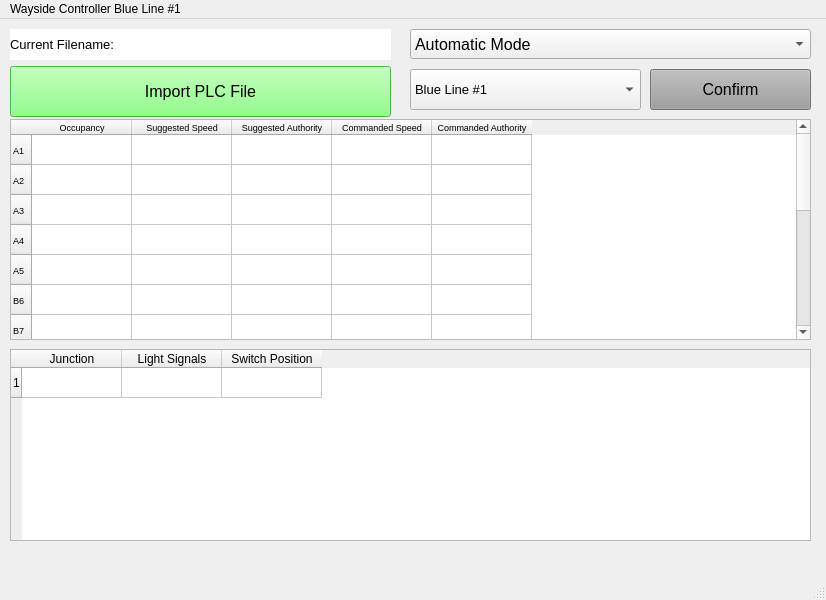
Before: the Qt Designer form src/Track/WaysideController/wayside_controller.ui in connor-marsh/ECE1140ChooChoo, drawn with Qt 5.
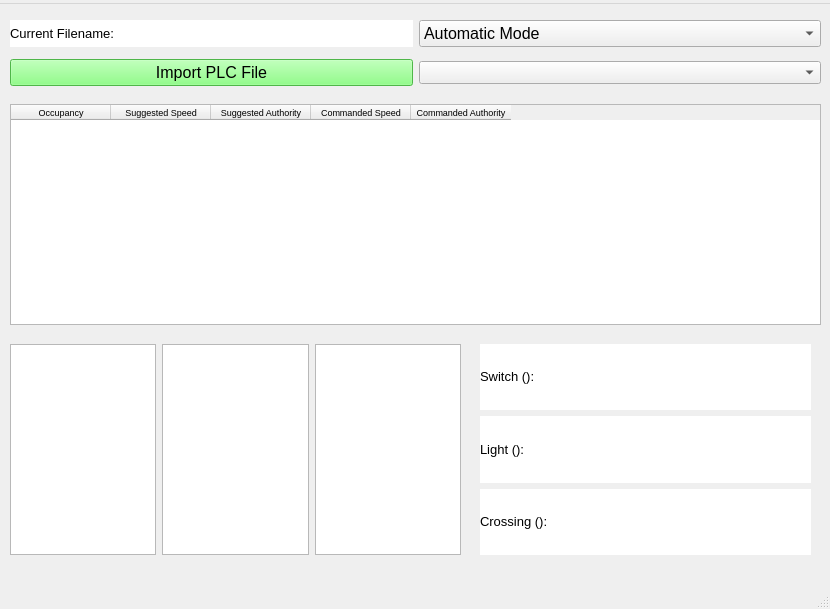
After: the same form once the commit is applied.

Commit message: goofy merge of wayside files to main

```diff
--- a/src/Track/WaysideController/wayside_controller.ui
+++ b/src/Track/WaysideController/wayside_controller.ui
@@ -6,96 +6,174 @@
    <rect>
     <x>0</x>
     <y>0</y>
-    <width>826</width>
-    <height>600</height>
+    <width>830</width>
+    <height>609</height>
    </rect>
   </property>
   <property name="windowTitle">
    <string>MainWindow</string>
   </property>
   <widget class="QWidget" name="centralwidget">
-   <widget class="QComboBox" name="mode_select_combo_box">
+   <widget class="QWidget" name="horizontalLayoutWidget">
     <property name="geometry">
      <rect>
-      <x>410</x>
+      <x>10</x>
+      <y>340</y>
+      <width>451</width>
+      <height>211</height>
+     </rect>
+    </property>
+    <layout class="QHBoxLayout" name="horizontalLayout">
+     <item>
+      <widget class="QListWidget" name="switch_list"/>
+     </item>
+     <item>
+      <widget class="QListWidget" name="light_list"/>
+     </item>
+     <item>
+      <widget class="QListWidget" name="crossing_list"/>
+     </item>
+    </layout>
+   </widget>
+   <widget class="QWidget" name="gridLayoutWidget">
+    <property name="geometry">
+     <rect>
+      <x>10</x>
       <y>10</y>
-      <width>401</width>
-      <height>30</height>
+      <width>811</width>
+      <height>80</height>
      </rect>
     </property>
-    <property name="font">
-     <font>
-      <pointsize>12</pointsize>
-     </font>
-    </property>
-    <property name="layoutDirection">
-     <enum>Qt::LeftToRight</enum>
-    </property>
-    <item>
-     <property name="text">
-      <string>Automatic Mode</string>
-     </property>
-    </item>
-    <item>
-     <property name="text">
-      <string>Manual Mode</string>
-     </property>
-    </item>
+    <layout class="QGridLayout" name="gridLayout">
+     <item row="1" column="1">
+      <widget class="QComboBox" name="controller_select_combo_box">
+       <property name="font">
+        <font>
+         <pointsize>10</pointsize>
+        </font>
+       </property>
+       <property name="maxVisibleItems">
+        <number>10</number>
+       </property>
+      </widget>
+     </item>
+     <item row="1" column="0">
+      <widget class="QPushButton" name="import_plc_button">
+       <property name="font">
+        <font>
+         <pointsize>12</pointsize>
+        </font>
+       </property>
+       <property name="styleSheet">
+        <string notr="true">background-color: rgb(110, 255, 102);</string>
+       </property>
+       <property name="text">
+        <string>Import PLC File</string>
+       </property>
+      </widget>
+     </item>
+     <item row="0" column="0">
+      <widget class="QLabel" name="current_filename_label">
+       <property name="font">
+        <font>
+         <pointsize>10</pointsize>
+        </font>
+       </property>
+       <property name="styleSheet">
+        <string notr="true">background-color: rgb(255, 255, 255);</string>
+       </property>
+       <property name="text">
+        <string>Current Filename:</string>
+       </property>
+      </widget>
+     </item>
+     <item row="0" column="1">
+      <widget class="QComboBox" name="mode_select_combo_box">
+       <property name="font">
+        <font>
+         <pointsize>12</pointsize>
+        </font>
+       </property>
+       <property name="layoutDirection">
+        <enum>Qt::LeftToRight</enum>
+       </property>
+       <item>
+        <property name="text">
+         <string>Automatic Mode</string>
+        </property>
+       </item>
+       <item>
+        <property name="text">
+         <string>Maintenance Mode</string>
+        </property>
+       </item>
+      </widget>
+     </item>
+    </layout>
    </widget>
-   <widget class="QTableWidget" name="junction_table">
+   <widget class="QWidget" name="verticalLayoutWidget">
     <property name="geometry">
      <rect>
-      <x>10</x>
-      <y>330</y>
-      <width>801</width>
-      <height>192</height>
+      <x>480</x>
+      <y>340</y>
+      <width>331</width>
+      <height>211</height>
      </rect>
     </property>
-    <property name="editTriggers">
-     <set>QAbstractItemView::NoEditTriggers</set>
-    </property>
-    <row>
-     <property name="text">
-      <string>1</string>
-     </property>
-    </row>
-    <column>
-     <property name="text">
-      <string>Junction</string>
-     </property>
-    </column>
-    <column>
-     <property name="text">
-      <string>Light Signals</string>
-     </property>
-    </column>
-    <column>
-     <property name="text">
-      <string>Switch Position</string>
-     </property>
-    </column>
-    <item row="0" column="0">
-     <property name="text">
-      <string/>
-     </property>
-    </item>
-    <item row="0" column="1">
-     <property name="text">
-      <string/>
-     </property>
-    </item>
-    <item row="0" column="2">
-     <property name="text">
-      <string/>
-     </property>
-    </item>
+    <layout class="QVBoxLayout" name="verticalLayout">
+     <item>
+      <widget class="QLabel" name="switch_label">
+       <property name="font">
+        <font>
+         <pointsize>10</pointsize>
+        </font>
+       </property>
+       <property name="styleSheet">
+        <string notr="true">background-color: rgb(255, 255, 255);</string>
+       </property>
+       <property name="text">
+        <string>&lt;html&gt;&lt;head/&gt;&lt;body&gt;&lt;p&gt;Switch ():&lt;/p&gt;&lt;/body&gt;&lt;/html&gt;</string>
+       </property>
+      </widget>
+     </item>
+     <item>
+      <widget class="QLabel" name="light_label">
+       <property name="font">
+        <font>
+         <pointsize>10</pointsize>
+        </font>
+       </property>
+       <property name="styleSheet">
+        <string notr="true">background-color: rgb(255, 255, 255);</string>
+       </property>
+       <property name="text">
+        <string>&lt;html&gt;&lt;head/&gt;&lt;body&gt;&lt;p&gt;Light ():&lt;/p&gt;&lt;/body&gt;&lt;/html&gt;</string>
+       </property>
+      </widget>
+     </item>
+     <item>
+      <widget class="QLabel" name="crossing_label">
+       <property name="font">
+        <font>
+         <pointsize>10</pointsize>
+        </font>
+       </property>
+       <property name="styleSheet">
+        <string notr="true">background-color: rgb(255, 255, 255);</string>
+       </property>
+       <property name="text">
+        <string>&lt;html&gt;&lt;head/&gt;&lt;body&gt;&lt;p&gt;Crossing ():&lt;/p&gt;&lt;/body&gt;&lt;/html&gt;</string>
+       </property>
+      </widget>
+     </item>
+    </layout>
    </widget>
    <widget class="QTableWidget" name="block_table">
     <property name="geometry">
      <rect>
       <x>10</x>
       <y>100</y>
-      <width>801</width>
+      <width>811</width>
       <height>221</height>
      </rect>
     </property>
@@ -107,81 +185,6 @@
     <property name="editTriggers">
      <set>QAbstractItemView::NoEditTriggers</set>
     </property>
-    <row>
-     <property name="text">
-      <string>A1</string>
-     </property>
-    </row>
-    <row>
-     <property name="text">
-      <string>A2</string>
-     </property>
-    </row>
-    <row>
-     <property name="text">
-      <string>A3</string>
-     </property>
-    </row>
-    <row>
-     <property name="text">
-      <string>A4</string>
-     </property>
-    </row>
-    <row>
-     <property name="text">
-      <string>A5</string>
-     </property>
-    </row>
-    <row>
-     <property name="text">
-      <string>B6</string>
-     </property>
-    </row>
-    <row>
-     <property name="text">
-      <string>B7</string>
-     </property>
-    </row>
-    <row>
-     <property name="text">
-      <string>B8</string>
-     </property>
-    </row>
-    <row>
-     <property name="text">
-      <string>B9</string>
-     </property>
-    </row>
-    <row>
-     <property name="text">
-      <string>B10</string>
-     </property>
-    </row>
-    <row>
-     <property name="text">
-      <string>C11</string>
-     </property>
-    </row>
-    <row>
-     <property name="text">
-      <string>C12</string>
-     </property>
-    </row>
-    <row>
-     <property name="text">
-      <string>C13</string>
-     </property>
-    </row>
-    <row>
-     <property name="text">
-      <string>C14</string>
-     </property>
-    </row>
-    <row>
-     <property name="text">
-      <string>C15</string>
-     </property>
-    </row>
     <column>
      <property name="text">
       <string>Occupancy</string>
@@ -207,192 +210,6 @@
       <string>Commanded Authority</string>
      </property>
     </column>
-    <item row="0" column="0">
-     <property name="text">
-      <string/>
-     </property>
-    </item>
-    <item row="0" column="1">
-     <property name="text">
-      <string/>
-     </property>
-    </item>
-    <item row="0" column="2">
-     <property name="text">
-      <string/>
-     </property>
-    </item>
-    <item row="0" column="4">
-     <property name="text">
-      <string/>
-     </property>
-    </item>
-    <item row="1" column="0">
-     <property name="text">
-      <string/>
-     </property>
-    </item>
-    <item row="1" column="1">
-     <property name="text">
-      <string/>
-     </property>
-    </item>
-    <item row="1" column="2">
-     <property name="text">
-      <string/>
-     </property>
-    </item>
-    <item row="1" column="4">
-     <property name="text">
-      <string/>
-     </property>
-    </item>
-    <item row="2" column="0">
-     <property name="text">
-      <string/>
-     </property>
-    </item>
-    <item row="2" column="1">
-     <property name="text">
-      <string/>
-     </property>
-    </item>
-    <item row="2" column="2">
-     <property name="text">
-      <string/>
-     </property>
-    </item>
-    <item row="2" column="4">
-     <property name="text">
-      <string/>
-     </property>
-    </item>
-    <item row="3" column="0">
-     <property name="text">
-      <string/>
-     </property>
-    </item>
-    <item row="3" column="1">
-     <property name="text">
-      <string/>
-     </property>
-    </item>
-    <item row="3" column="2">
-     <property name="text">
-      <string/>
-     </property>
-    </item>
-    <item row="3" column="4">
-     <property name="text">
-      <string/>
-     </property>
-    </item>
-    <item row="4" column="0">
-     <property name="text">
-      <string/>
-     </property>
-    </item>
-    <item row="4" column="1">
-     <property name="text">
-      <string/>
-     </property>
-    </item>
-    <item row="4" column="2">
-     <property name="text">
-      <string/>
-     </property>
-    </item>
-    <item row="4" column="4">
-     <property name="text">
-      <string/>
-     </property>
-    </item>
-   </widget>
-   <widget class="QPushButton" name="import_plc_button">
-    <property name="geometry">
-     <rect>
-      <x>10</x>
-      <y>47</y>
-      <width>381</width>
-      <height>51</height>
-     </rect>
-    </property>
-    <property name="font">
-     <font>
-      <pointsize>12</pointsize>
-     </font>
-    </property>
-    <property name="styleSheet">
-     <string notr="true">background-color: rgb(110, 255, 102);</string>
-    </property>
-    <property name="text">
-     <string>Import PLC File</string>
-    </property>
-   </widget>
-   <widget class="QLabel" name="current_filename_label">
-    <property name="geometry">
-     <rect>
-      <x>10</x>
-      <y>10</y>
-      <width>381</width>
-      <height>31</height>
-     </rect>
-    </property>
-    <property name="font">
-     <font>
-      <pointsize>10</pointsize>
-     </font>
-    </property>
-    <property name="styleSheet">
-     <string notr="true">background-color: rgb(255, 255, 255);</string>
-    </property>
-    <property name="text">
-     <string>Current Filename:</string>
-    </property>
-   </widget>
-   <widget class="QComboBox" name="section_select_combo_box">
-    <property name="geometry">
-     <rect>
-      <x>410</x>
-      <y>50</y>
-      <width>231</width>
-      <height>41</height>
-     </rect>
-    </property>
-    <property name="font">
-     <font>
-      <pointsize>10</pointsize>
-     </font>
-    </property>
-    <property name="maxVisibleItems">
-     <number>10</number>
-    </property>
-    <item>
-     <property name="text">
-      <string>Blue Line #1</string>
-     </property>
-    </item>
-   </widget>
-   <widget class="QPushButton" name="confirm_button">
-    <property name="geometry">
-     <rect>
-      <x>650</x>
-      <y>50</y>
-      <width>161</width>
-      <height>41</height>
-     </rect>
-    </property>
-    <property name="font">
-     <font>
-      <pointsize>12</pointsize>
-     </font>
-    </property>
-    <property name="styleSheet">
-     <string notr="true">background-color: rgb(157, 157, 157);</string>
-    </property>
-    <property name="text">
-     <string>Confirm</string>
-    </property>
    </widget>
   </widget>
   <widget class="QMenuBar" name="menubar">
@@ -400,16 +217,16 @@
     <rect>
      <x>0</x>
      <y>0</y>
-     <width>826</width>
+     <width>830</width>
      <height>26</height>
     </rect>
    </property>
-   <widget class="QMenu" name="menuWayside_Controller_Blue_Line_1">
+   <widget class="QMenu" name="menu_bar">
     <property name="title">
-     <string>Wayside Controller Blue Line #1</string>
+     <string/>
     </property>
    </widget>
-   <addaction name="menuWayside_Controller_Blue_Line_1"/>
+   <addaction name="menu_bar"/>
   </widget>
   <widget class="QStatusBar" name="statusbar"/>
  </widget>
```
Left out of the diff: 2 changed lines with no effect on the pictures. The commit also changes 14 other files.
